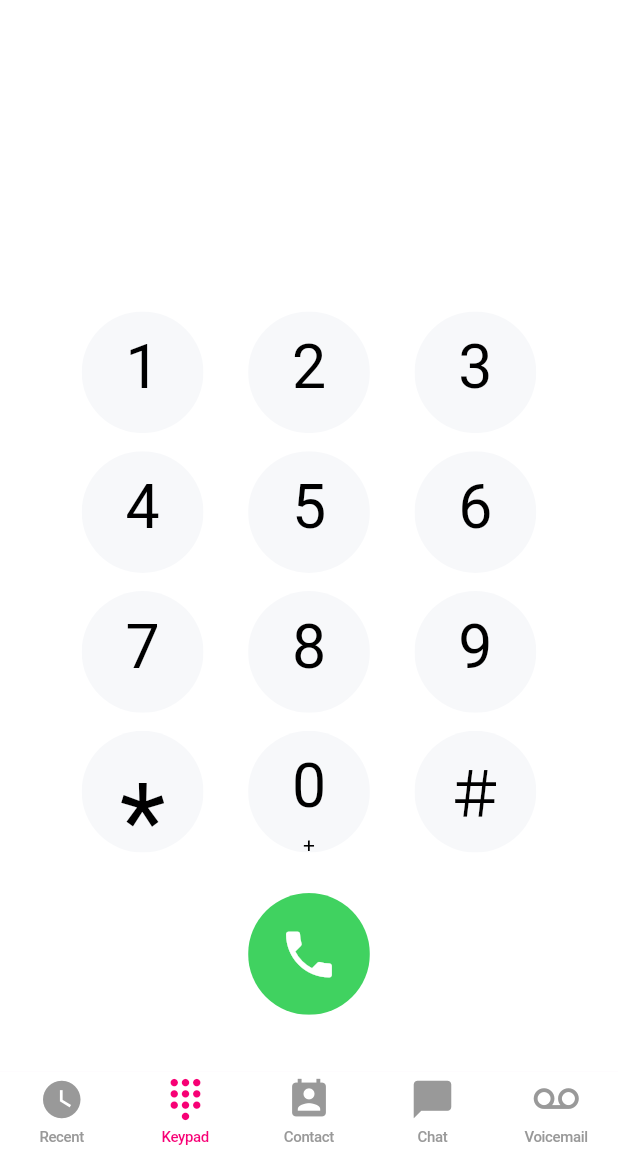
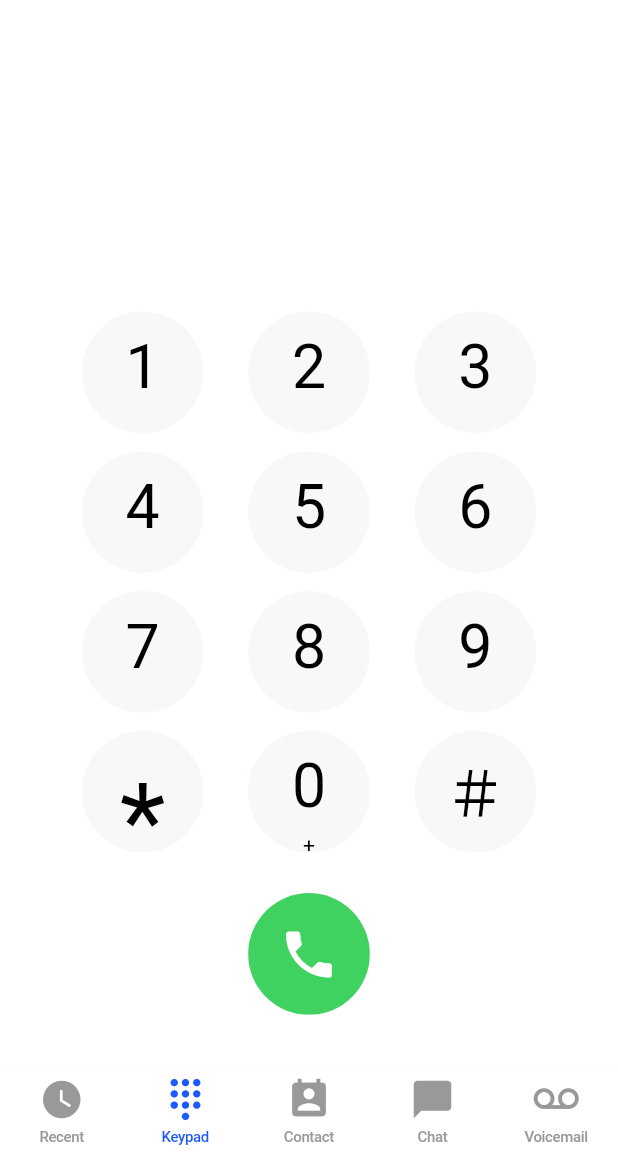
Before and after one commit to Armancoders/mytell_flutter_App, a Flutter app: the HomeScreen screen opened by its route, item 2 of the bottom bar chosen, on a phone screen of 412 x 824 dp, the part 84-1236 px from its top. Run offline on Flutter 3.47's test engine with Material 3 defaults, Android fonts, the phone set to English and light mode, and no system bars; our stand-ins replace audioplayers, firebase_core, firebase_messaging, flutter_blue_plus, flutter_contacts, flutter_local_notifications and 8 more; missing offline and left inert: bluetooth_enable_fork, flutter_background_service, flutter_callkit_incoming, flutter_dialpad, flutter_downloader, flutter_dtmf and 3 more; accounts and stored records are empty; network calls fail.

Commit message:
[edit] change primary color to mytell version

```diff
--- a/lib/src/core/theme/color_theme.dart
+++ b/lib/src/core/theme/color_theme.dart
@@ -1,8 +1,7 @@
-
 import 'package:flutter/material.dart';
 
 const backGroundColor = Color(0xffFFFFFF);
-const primaryColor = Color(0xffF70075);
+const primaryColor = Color(0xff1E5AFA);
 
 const textColor = Color(0xff000000);
 
```
